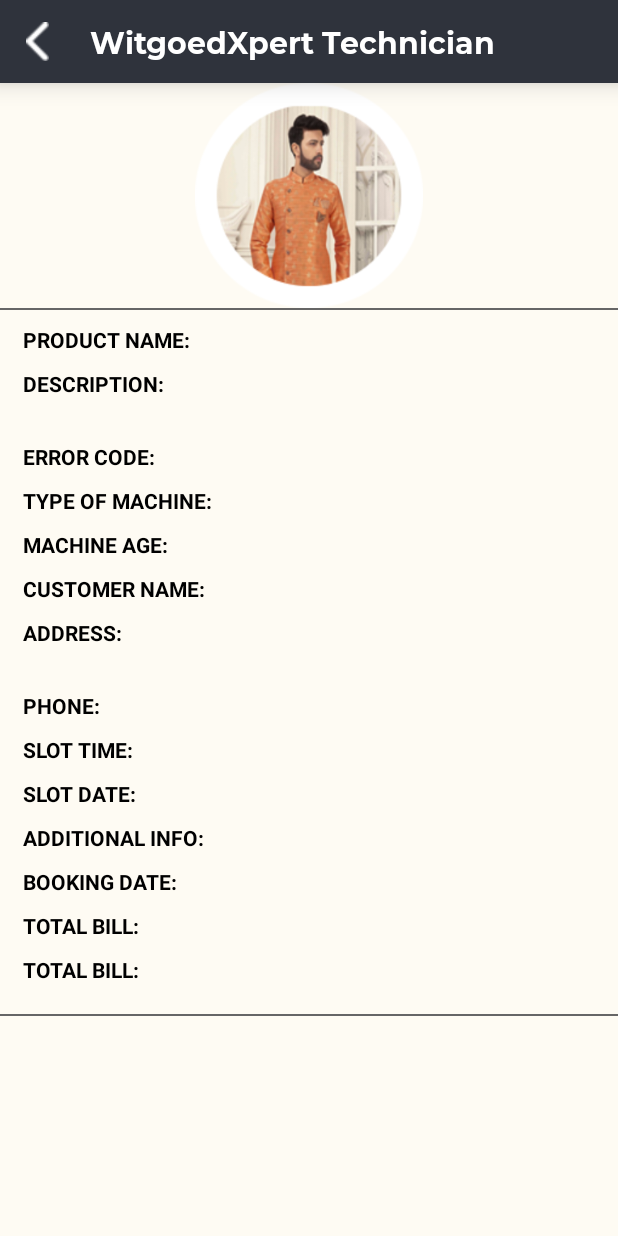
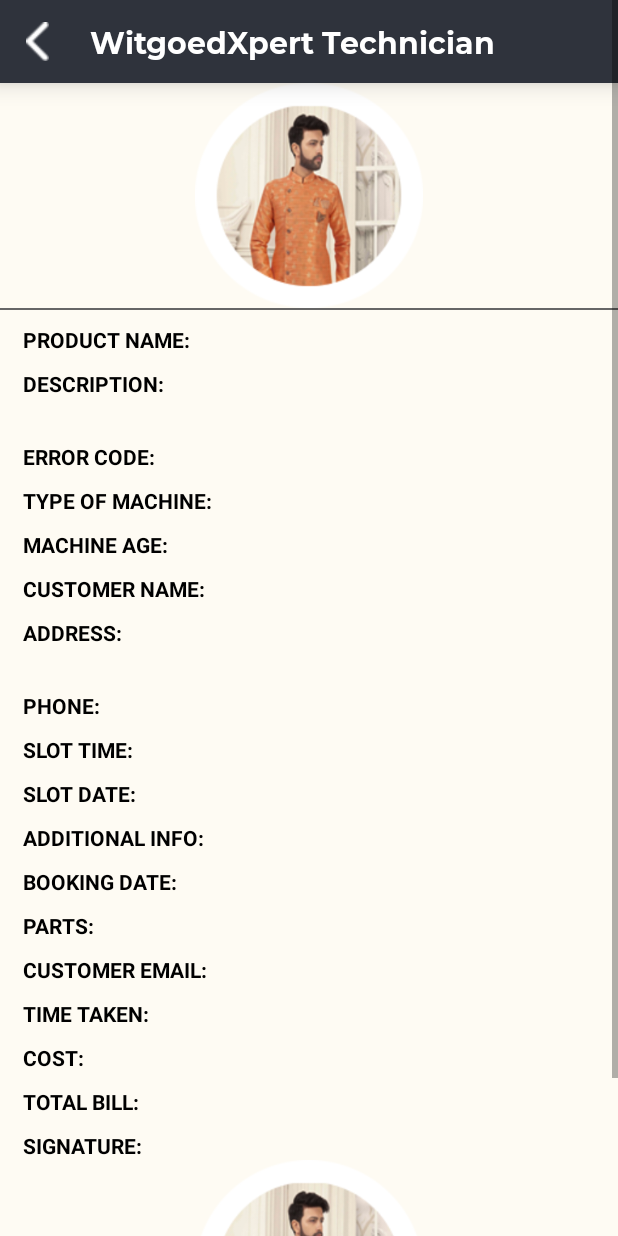
Before and after one commit to DineshAndroapps/WitgoedXeprt-Technician, an Android app: the Bill_Info screen opened directly, with no data from a screen before it, on a phone screen of 412 x 824 dp. Run offline under Robolectric (Android 15) with nearby library versions, the phone set to English and light mode, and no system bars; our stand-ins replace Volley, sdp/ssp sizes; network calls fail; pictures from the network do not load.

Commit message:
Signature Issued Fix

```diff
--- a/app/src/main/java/com/witgoedxpert/technician/Activity/Bill_Info.java
+++ b/app/src/main/java/com/witgoedxpert/technician/Activity/Bill_Info.java
@@ -37,9 +37,9 @@
 
 public class Bill_Info extends AppCompatActivity {
     SharedPreferences sharedPreferences;
-    String str_userid, str_intent_flag, accessToken;
-    ImageView image;
-    OrderModel orderModel;
+    String str_userid, str_intent_id, accessToken;
+    ImageView image, sign_image;
+
     @Override
     protected void onCreate(Bundle savedInstanceState) {
         super.onCreate(savedInstanceState);
@@ -48,9 +48,10 @@
         sharedPreferences = getSharedPreferences(SHARED_PREFERENCES_NAME, MODE_PRIVATE);
         str_userid = sharedPreferences.getString(USER_ID, "");
         findViewById(R.id.bt_menu).setOnClickListener(view -> onBackPressed());
+        str_intent_id = getIntent().getStringExtra("main_id");
 
         image = findViewById(R.id.image);
-        Glide.with(getApplicationContext()).load(Constant.image_url_ + orderModel.image).placeholder(R.drawable.app_icon).into(image);
+        sign_image = findViewById(R.id.sign_image);
 
 
     }
@@ -58,15 +59,16 @@
     @Override
     protected void onResume() {
         super.onResume();
-        GetData(orderModel.id);
+        GetData("");
     }
+
     private void GetData(String enquiry_id) {
 
         final ProgressDialog progressDialog = new ProgressDialog(Bill_Info.this);
         progressDialog.setCancelable(false);
         progressDialog.setMessage("Loading..");
         progressDialog.show();
-        StringRequest stringRequest = new StringRequest(Request.Method.POST, Constant.enquiry_details, new Response.Listener<String>() {
+        StringRequest stringRequest = new StringRequest(Request.Method.POST, Constant.invoice_details, new Response.Listener<String>() {
             @Override
             public void onResponse(String response) {
                 Log.e("GetData_Assign_data", "onResponse: " + response);
@@ -76,7 +78,7 @@
                     String code = jsonObject.getString("code");
                     if (code.equals("200")) {
                         progressDialog.dismiss();
-                        JSONObject jsonArrayvideo = jsonObject.getJSONObject("enquiry_data");
+                        JSONObject jsonArrayvideo = jsonObject.getJSONObject("data");
                         OrderModel placeModel = new OrderModel();
 
                         placeModel.id = jsonArrayvideo.getString("id");
@@ -100,6 +102,8 @@
                         placeModel.status = jsonArrayvideo.getString("status");
                         placeModel.service_staus = "pending";
                         Log.d("BookedSlot", "onResponse: " + jsonArrayvideo.optJSONObject("BookedSlot"));
+                        Glide.with(getApplicationContext()).load(Constant.image_url_ + jsonArrayvideo.getString("image")).placeholder(R.drawable.app_icon).into(image);
+
 
                         JSONObject BookedSlot = jsonArrayvideo.optJSONObject("BookedSlot");
                         if (BookedSlot != null) {
@@ -114,7 +118,6 @@
                             }
                         }
 
-                        ((TextView) findViewById(R.id.toolbr_lbl)).setText(placeModel.name);
                         ((TextView) findViewById(R.id.name)).setText(placeModel.name);
                         ((TextView) findViewById(R.id.description)).setText(placeModel.description);
                         ((TextView) findViewById(R.id.error_code)).setText(placeModel.error_code);
@@ -130,8 +133,17 @@
                         ((TextView) findViewById(R.id.added_date)).setText(placeModel.added_date);
                         ((TextView) findViewById(R.id.product_name)).setText(placeModel.product_name);
                         ((TextView) findViewById(R.id.slot_time)).setText(placeModel.slot_start_time + " - " + placeModel.slot_end_time);
-                        ((TextView) findViewById(R.id.slot_date)).setText(placeModel.slot_date );
+                        ((TextView) findViewById(R.id.slot_date)).setText(placeModel.slot_date);
 
+                        ((TextView) findViewById(R.id.toolbr_lbl)).setText("Billing Info #" + jsonArrayvideo.optJSONObject("Invoice").getString("id"));
+
+
+                        ((TextView) findViewById(R.id.parts)).setText(jsonArrayvideo.optJSONObject("Invoice").getString("parts"));
+                        ((TextView) findViewById(R.id.email)).setText(jsonArrayvideo.optJSONObject("Invoice").getString("email"));
+                        ((TextView) findViewById(R.id.time_taken)).setText(jsonArrayvideo.optJSONObject("Invoice").getString("time"));
+                        ((TextView) findViewById(R.id.cost)).setText(jsonArrayvideo.optJSONObject("Invoice").getString("cost"));
+                        ((TextView) findViewById(R.id.et_total)).setText(jsonArrayvideo.optJSONObject("Invoice").getString("total"));
+                        Glide.with(getApplicationContext()).load(Constant.image_url_invoice + jsonArrayvideo.getString("image")).placeholder(R.color.white).into(sign_image);
 
 
                     } else {
@@ -158,7 +170,7 @@
             @Override
             protected Map<String, String> getParams() throws AuthFailureError {
                 HashMap<String, String> params = new HashMap();
-                params.put("enquiry_id", enquiry_id);
+                params.put("enquiry_id", str_intent_id);
 
                 Log.d("params", "getParams: " + params);
                 return params;
--- a/app/src/main/java/com/witgoedxpert/technician/Activity/MyOrderDetails.java
+++ b/app/src/main/java/com/witgoedxpert/technician/Activity/MyOrderDetails.java
@@ -179,6 +179,11 @@
                             intent.putExtra("main_id", orderModel.id);
                             startActivity(intent);
                         });
+                        findViewById(R.id.btn_bill).setOnClickListener(view -> {
+                            Intent intent = new Intent(getApplicationContext(), Bill_Info.class);
+                            intent.putExtra("main_id", orderModel.id);
+                            startActivity(intent);
+                        });
 
 
 
--- a/app/src/main/java/com/witgoedxpert/technician/Adapters/AdapterSchedule.java
+++ b/app/src/main/java/com/witgoedxpert/technician/Adapters/AdapterSchedule.java
@@ -71,9 +71,9 @@
 
         //holder.qualification.setText( bookModel.createdDate);
 
-        Log.e("slot_start_time", "onBindViewHolder: "+bookModel.slot_start_time );
+        Log.e("slot_start_time", "onBindViewHolder: " + bookModel.slot_start_time);
         holder.slot_time.setText(bookModel.slot_start_time);
-        holder.name.setText(bookModel.name );
+        holder.name.setText(bookModel.name + "\n" + "(" + bookModel.description + ")");
 
 
         holder.itemView.setOnClickListener(new View.OnClickListener() {
@@ -94,7 +94,7 @@
     }
 
     public static class MyViewHolder extends RecyclerView.ViewHolder {
-        TextView name,slot_time;
+        TextView name, slot_time;
 
 
         public MyViewHolder(@NonNull View itemView) {
--- a/app/src/main/res/layout/activity_bill_info.xml
+++ b/app/src/main/res/layout/activity_bill_info.xml
@@ -5,9 +5,8 @@
     android:layout_width="match_parent"
     android:layout_height="match_parent"
     tools:context=".Activity.Bill_Info">
-    <LinearLayout xmlns:android="http://schemas.android.com/apk/res/android"
-        xmlns:app="http://schemas.android.com/apk/res-auto"
-        xmlns:tools="http://schemas.android.com/tools"
+
+    <LinearLayout
         android:layout_width="match_parent"
         android:layout_height="match_parent"
         android:orientation="vertical"
@@ -304,6 +303,7 @@
 
 
                             </LinearLayout>
+
                             <LinearLayout
                                 android:layout_width="match_parent"
                                 android:layout_height="wrap_content"
@@ -334,6 +334,7 @@
 
 
                             </LinearLayout>
+
                             <LinearLayout
                                 android:layout_width="match_parent"
                                 android:layout_height="wrap_content"
@@ -426,6 +427,128 @@
 
 
                             </LinearLayout>
+
+                            <LinearLayout
+                                android:layout_width="match_parent"
+                                android:layout_height="wrap_content"
+                                android:layout_marginStart="15sp"
+                                android:layout_marginTop="10dp"
+                                android:orientation="horizontal">
+
+
+                                <TextView
+                                    android:layout_width="wrap_content"
+                                    android:layout_height="wrap_content"
+                                    android:text="Parts: "
+                                    android:textAllCaps="true"
+                                    android:textColor="@color/black"
+                                    android:textStyle="bold" />
+
+
+                                <TextView
+                                    android:id="@+id/parts"
+                                    android:layout_width="wrap_content"
+                                    android:layout_height="wrap_content"
+                                    android:layout_alignParentRight="true"
+                                    android:ellipsize="end"
+                                    android:maxLines="1"
+                                    android:text=""
+                                    android:textAllCaps="true"
+                                    android:textColor="@color/textColor" />
+
+
+                            </LinearLayout>
+                            <LinearLayout
+                                android:layout_width="match_parent"
+                                android:layout_height="wrap_content"
+                                android:layout_marginStart="15sp"
+                                android:layout_marginTop="10dp"
+                                android:orientation="horizontal">
+
+
+                                <TextView
+                                    android:layout_width="wrap_content"
+                                    android:layout_height="wrap_content"
+                                    android:text="Customer Email: "
+                                    android:textAllCaps="true"
+                                    android:textColor="@color/black"
+                                    android:textStyle="bold" />
+
+
+                                <TextView
+                                    android:id="@+id/email"
+                                    android:layout_width="wrap_content"
+                                    android:layout_height="wrap_content"
+                                    android:layout_alignParentRight="true"
+                                    android:ellipsize="end"
+                                    android:maxLines="1"
+                                    android:text=""
+                                    android:textAllCaps="true"
+                                    android:textColor="@color/textColor" />
+
+
+                            </LinearLayout>
+                            <LinearLayout
+                                android:layout_width="match_parent"
+                                android:layout_height="wrap_content"
+                                android:layout_marginStart="15sp"
+                                android:layout_marginTop="10dp"
+                                android:orientation="horizontal">
+
+
+                                <TextView
+                                    android:layout_width="wrap_content"
+                                    android:layout_height="wrap_content"
+                                    android:text="Time Taken: "
+                                    android:textAllCaps="true"
+                                    android:textColor="@color/black"
+                                    android:textStyle="bold" />
+
+
+                                <TextView
+                                    android:id="@+id/time_taken"
+                                    android:layout_width="wrap_content"
+                                    android:layout_height="wrap_content"
+                                    android:layout_alignParentRight="true"
+                                    android:ellipsize="end"
+                                    android:maxLines="1"
+                                    android:text=""
+                                    android:textAllCaps="true"
+                                    android:textColor="@color/textColor" />
+
+
+                            </LinearLayout>
+                            <LinearLayout
+                                android:layout_width="match_parent"
+                                android:layout_height="wrap_content"
+                                android:layout_marginStart="15sp"
+                                android:layout_marginTop="10dp"
+                                android:orientation="horizontal">
+
+
+                                <TextView
+                                    android:layout_width="wrap_content"
+                                    android:layout_height="wrap_content"
+                                    android:text="Cost: "
+                                    android:textAllCaps="true"
+                                    android:textColor="@color/black"
+                                    android:textStyle="bold" />
+
+
+                                <TextView
+                                    android:id="@+id/cost"
+                                    android:layout_width="wrap_content"
+                                    android:layout_height="wrap_content"
+                                    android:layout_alignParentRight="true"
+                                    android:ellipsize="end"
+                                    android:maxLines="1"
+                                    android:text=""
+                                    android:textAllCaps="true"
+                                    android:textColor="@color/textColor" />
+
+
+                            </LinearLayout>
+
                             <LinearLayout
                                 android:layout_width="match_parent"
                                 android:layout_height="wrap_content"
@@ -456,36 +579,21 @@
 
 
                             </LinearLayout>
-                            <LinearLayout
-                                android:layout_width="match_parent"
+                            <TextView
+                                android:layout_width="wrap_content"
                                 android:layout_height="wrap_content"
+                                android:text="Signature: "
+                                android:textAllCaps="true"
                                 android:layout_marginStart="15sp"
                                 android:layout_marginTop="10dp"
-                                android:orientation="horizontal">
+                                android:textColor="@color/black"
+                                android:textStyle="bold" />
 
-
-                                <TextView
-                                    android:layout_width="wrap_content"
-                                    android:layout_height="wrap_content"
-                                    android:text="Total Bill: "
-                                    android:textAllCaps="true"
-                                    android:textColor="@color/black"
-                                    android:textStyle="bold" />
-
-
-                                <TextView
-                                    android:id="@+id/et_total"
-                                    android:layout_width="wrap_content"
-                                    android:layout_height="wrap_content"
-                                    android:layout_alignParentRight="true"
-                                    android:ellipsize="end"
-                                    android:maxLines="1"
-                                    android:text=""
-                                    android:textAllCaps="true"
-                                    android:textColor="@color/textColor" />
-
-
-                            </LinearLayout>
+                            <ImageView
+                                android:id="@+id/sign_image"
+                                android:layout_width="match_parent"
+                                android:layout_height="@dimen/height_150"
+                                android:src="@drawable/user" />
 
 
                         </LinearLayout>
@@ -507,10 +615,10 @@
                         android:layout_marginLeft="15dp"
                         android:layout_marginTop="20dp"
                         android:layout_marginRight="15dp"
+                        android:layout_marginBottom="@dimen/_50sdp"
                         android:background="@color/colorPrimary"
                         android:text="Create Bill"
                         android:textAllCaps="false"
-                        android:layout_marginBottom="@dimen/_50sdp"
                         android:textColor="@color/white"
                         android:visibility="gone" />
 
```
Also changed, not shown: app/src/main/java/com/witgoedxpert/technician/Forms/AddEnquiry.java (+69 -4 lines), app/src/main/java/com/witgoedxpert/technician/Helper/Constant.java (+25 -22 lines), app/src/main/res/layout/activity_add_enquairy.xml (+19 -4 lines), app/src/main/res/layout/custom_dialog_new.xml (added, +73 -0 lines), app/src/main/res/layout/item_slot.xml (+5 -3 lines).
